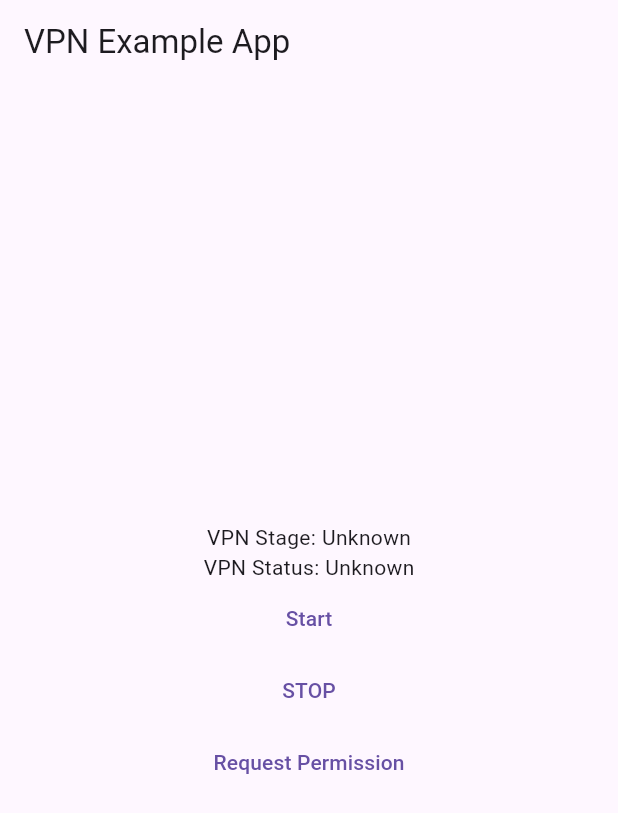
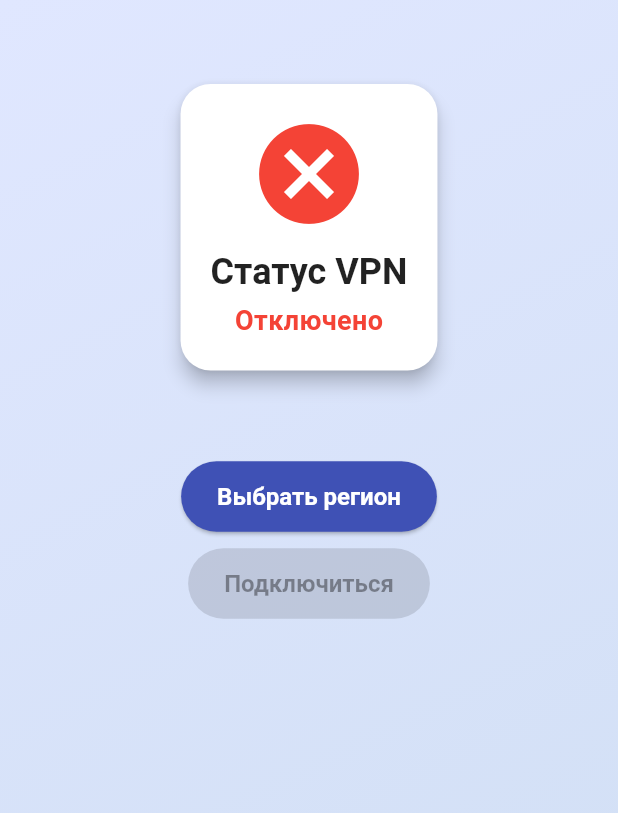
Before and after one commit to SidorinSergei/vpn, a Flutter app: the screen it shows after launch, on a phone screen of 412 x 824 dp. Shown: the top 813 px of the screen. Run offline on Flutter 3.47's test engine with Material 3 defaults, Android fonts, the phone set to English and light mode, and no system bars; our stand-ins replace flutter_spinkit; missing offline and left inert: openvpn_flutter.

Commit message:
application release

```diff
--- a/lib/main.dart
+++ b/lib/main.dart
@@ -1,122 +1,68 @@
-import 'dart:io';
 import 'package:flutter/material.dart';
-import 'dart:async';
-import 'package:flutter/services.dart';
-import 'package:openvpn_flutter/openvpn_flutter.dart';
+import 'package:provider/provider.dart';
+import 'providers/vpn_provider.dart';
+import 'views/home_screen.dart';
 
 void main() {
-  runApp(const MyApp());
+  runApp(
+    MultiProvider(
+      providers: [
+        ChangeNotifierProvider(create: (_) => VPNProvider()),
+      ],
+      child: const MyApp(),
+    ),
+  );
 }
 
-class MyApp extends StatefulWidget {
+class MyApp extends StatelessWidget {
   const MyApp({Key? key}) : super(key: key);
 
-  @override
-  State<MyApp> createState() => _MyAppState();
-}
-
-class _MyAppState extends State<MyApp> {
-  late OpenVPN engine;
-  VpnStatus? status;
-  String? stage;
-  bool _granted = false;
-
-  @override
-  void initState() {
-    super.initState();
-    engine = OpenVPN(
-      onVpnStatusChanged: (data) {
-        print("VPN Status: ${data?.toJson()}");
-        setState(() {
-          status = data;
-        });
-      },
-      onVpnStageChanged: (data, raw) {
-        print("VPN Stage Changed: $data | Raw: $raw");
-        setState(() {
-          stage = raw;
-        });
-      },
+  ThemeData _buildTheme() {
+    return ThemeData(
+      colorScheme: ColorScheme.fromSwatch(primarySwatch: Colors.indigo)
+          .copyWith(secondary: Colors.tealAccent),
+      scaffoldBackgroundColor: const Color(0xFFE0E7FF),
+      appBarTheme: const AppBarTheme(
+        backgroundColor: Colors.indigo,
+        centerTitle: true,
+        elevation: 0,
+        titleTextStyle: TextStyle(
+          color: Colors.white,
+          fontSize: 22,
+          fontWeight: FontWeight.bold,
+        ),
+        iconTheme: IconThemeData(color: Colors.white),
+      ),
+      elevatedButtonTheme: ElevatedButtonThemeData(
+        style: ElevatedButton.styleFrom(
+          backgroundColor: Colors.indigo,
+          foregroundColor: Colors.white,
+          textStyle: const TextStyle(fontSize: 16, fontWeight: FontWeight.w600),
+          shape: RoundedRectangleBorder(borderRadius: BorderRadius.circular(12)),
+          padding: const EdgeInsets.symmetric(horizontal: 24, vertical: 16),
+        ),
+      ),
+      cardTheme: CardTheme(
+        shape: RoundedRectangleBorder(borderRadius: BorderRadius.circular(20)),
+        elevation: 5,
+        margin: const EdgeInsets.symmetric(vertical: 10, horizontal: 16),
+        color: Colors.white,
+      ),
+      textTheme: const TextTheme(
+        headline6: TextStyle(fontSize: 24, fontWeight: FontWeight.bold, color: Colors.black87),
+        bodyText2: TextStyle(fontSize: 16, color: Colors.black54),
+        button: TextStyle(fontSize: 16, fontWeight: FontWeight.bold),
+      ),
     );
-
-    engine.initialize(
-      groupIdentifier: "group.com.example.vpn",
-      providerBundleIdentifier: "com.example.vpn",
-      localizedDescription: "VPN Connection",
-      lastStage: (stage) {
-        setState(() {
-          this.stage = stage.name;
-        });
-      },
-      lastStatus: (status) {
-        setState(() {
-          this.status = status;
-        });
-      },
-    );
-  }
-
-  Future<void> initPlatformState() async {
-    try {
-      print("Loading VPN configuration...");
-      String config = await rootBundle.loadString('assets/ovpn_configs/nl-free-91.protonvpn.tcp.ovpn');
-
-      print("Starting VPN connection...");
-      await engine.connect(
-        config,
-        "VPN Server",
-        username: "xBb3HB9o0uJpuN4J",
-        password: "rbF6tmu4RCXxpUEBCcFHNgoPMmc4c2hX",
-        certIsRequired: true,
-      );
-      print("VPN connection started.");
-    } catch (e) {
-      print("Error during VPN connection: $e");
-    }
   }
 
   @override
   Widget build(BuildContext context) {
     return MaterialApp(
-      home: Scaffold(
-        appBar: AppBar(
-          title: const Text('VPN Example App'),
-        ),
-        body: Center(
-          child: Column(
-            mainAxisSize: MainAxisSize.min,
-            children: [
-              Text("VPN Stage: ${stage ?? 'Unknown'}"),
-              Text("VPN Status: ${status?.toJson().toString() ?? 'Unknown'}"),
-              TextButton(
-                child: const Text("Start"),
-                onPressed: () {
-                  print("Start button pressed.");
-                  initPlatformState();
-                },
-              ),
-              TextButton(
-                child: const Text("STOP"),
-                onPressed: () {
-                  print("VPN Disconnecting...");
-                  engine.disconnect();
-                },
-              ),
-              if (Platform.isAndroid)
-                TextButton(
-                  child: Text(_granted ? "Granted" : "Request Permission"),
-                  onPressed: () {
-                    engine.requestPermissionAndroid().then((value) {
-                      setState(() {
-                        _granted = value;
-                      });
-                    });
-                  },
-                ),
-            ],
-          ),
-        ),
-      ),
+      title: 'Братский VPN',
+      theme: _buildTheme(),
+      home: const HomeScreen(),
+      debugShowCheckedModeBanner: false,
     );
   }
 }
--- a/lib/models/country.dart
+++ b/lib/models/country.dart
@@ -0,0 +1,11 @@
+class Country{
+  final String name;
+  final String flag;
+  final String ovpnFile;
+
+  Country({
+    required this.name,
+    required this.flag,
+    required this.ovpnFile
+  });
+}
--- a/lib/providers/vpn_provider.dart
+++ b/lib/providers/vpn_provider.dart
@@ -0,0 +1,94 @@
+import 'dart:async';
+import 'package:flutter/services.dart';
+import 'package:flutter/material.dart';
+import 'package:openvpn_flutter/openvpn_flutter.dart';
+import '../models/country.dart';
+
+enum AppVpnStatus {
+  connected,
+  disconnected,
+  connecting,
+  unknown,
+}
+
+class VPNProvider extends ChangeNotifier {
+  late OpenVPN _engine;
+  AppVpnStatus _status = AppVpnStatus.disconnected;
+  String? _stage;
+  Country? _selectedCountry;
+
+  AppVpnStatus get status => _status;
+  String? get stage => _stage;
+  Country? get selectedCountry => _selectedCountry;
+
+  VPNProvider() {
+    _initVPN();
+  }
+
+  void _initVPN() {
+    _engine = OpenVPN(
+      onVpnStageChanged: (data, raw) {
+        _stage = raw;
+        switch (_stage) {
+          case 'noprocess':
+          case 'vpn_generate_config':
+          case 'tcp_connect':
+          case 'wait_connection':
+          case 'authenticating':
+          case 'get_config':
+            _status = AppVpnStatus.connecting;
+            break;
+          case 'assign_ip':
+          case 'connected':
+            _status = AppVpnStatus.connected;
+            break;
+          case 'disconnected':
+            _status = AppVpnStatus.disconnected;
+            break;
+          default:
+            _status = AppVpnStatus.unknown;
+        }
+
+        notifyListeners();
+      },
+    );
+
+    _engine.initialize(
+      groupIdentifier: "group.com.example.vpn",
+      providerBundleIdentifier: "com.example.vpn",
+      localizedDescription: "VPN Connection",
+    );
+  }
+
+  Future<void> connectToVPN(String ovpnFile, String userName, String password) async {
+    try {
+      String config = await rootBundle.loadString(ovpnFile);
+      _status = AppVpnStatus.connecting;
+      notifyListeners();
+      await _engine.connect(
+        config,
+        'VPN Server',
+        username: userName,
+        password: password,
+        certIsRequired: true,
+      );
+      // Статус обновляется через onVpnStageChanged
+    } catch (e) {
+      print('Error connection to VPN: $e');
+      _status = AppVpnStatus.unknown;
+      notifyListeners();
+    }
+  }
+
+  void disconnectVPN() {
+    _engine.disconnect();
+    _status = AppVpnStatus.disconnected;
+    _selectedCountry = null;
+    notifyListeners();
+  }
+
+  void selectCountry(Country country) {
+    _selectedCountry = country;
+    notifyListeners();
+  }
+}
--- a/lib/views/home_screen.dart
+++ b/lib/views/home_screen.dart
@@ -0,0 +1,201 @@
+import 'package:flutter/material.dart';
+import 'package:provider/provider.dart';
+import '../providers/vpn_provider.dart';
+import '../views/country_list_screen.dart';
+import 'package:flutter_spinkit/flutter_spinkit.dart';
+
+class HomeScreen extends StatelessWidget {
+  const HomeScreen({Key? key}) : super(key: key);
+
+  Widget _buildStatusSection(BuildContext context, VPNProvider vpnProvider) {
+    Color statusColor;
+    String statusText;
+    Widget statusIcon;
+
+    switch (vpnProvider.status) {
+      case AppVpnStatus.connected:
+        statusColor = Colors.green;
+        statusText = 'Подключено';
+        statusIcon = Icon(
+          Icons.check_circle,
+          color: statusColor,
+          size: 80,
+        );
+        break;
+      case AppVpnStatus.disconnected:
+        statusColor = Colors.red;
+        statusText = 'Отключено';
+        statusIcon = Icon(
+          Icons.cancel,
+          color: statusColor,
+          size: 80,
+        );
+        break;
+      case AppVpnStatus.connecting:
+        statusColor = Colors.orange;
+        statusText = 'Подключение...';
+        statusIcon = const SpinKitFadingCircle(
+          color: Colors.orange,
+          size: 80.0,
+        );
+        break;
+      default:
+        statusColor = Colors.grey;
+        statusText = 'Неизвестно';
+        statusIcon = Icon(
+          Icons.help_outline,
+          color: statusColor,
+          size: 80,
+        );
+    }
+
+    return Card(
+      shape: RoundedRectangleBorder(borderRadius: BorderRadius.circular(20)),
+      color: Colors.white,
+      elevation: 5,
+      child: Padding(
+        padding: const EdgeInsets.all(20.0),
+        child: Column(
+          children: [
+            statusIcon,
+            const SizedBox(height: 10),
+            Text(
+              'Статус VPN',
+              style: Theme.of(context).textTheme.headline6,
+            ),
+            const SizedBox(height: 5),
+            Text(
+              statusText,
+              style: TextStyle(
+                fontSize: 18,
+                color: statusColor,
+                fontWeight: FontWeight.w600,
+              ),
+            ),
+          ],
+        ),
+      ),
+    );
+  }
+
+  Widget _buildSelectedServer(BuildContext context, VPNProvider vpnProvider) {
+    if (vpnProvider.selectedCountry == null) {
+      return const SizedBox.shrink();
+    }
+
+    return Card(
+      shape: RoundedRectangleBorder(borderRadius: BorderRadius.circular(15)),
+      elevation: 3,
+      margin: const EdgeInsets.symmetric(horizontal: 16, vertical: 10),
+      child: ListTile(
+        leading: Image.asset(
+          vpnProvider.selectedCountry!.flag,
+          width: 50,
+          height: 50,
+          fit: BoxFit.contain,
+        ),
+        title: Text(
+          vpnProvider.selectedCountry!.name,
+          style: const TextStyle(fontSize: 18, fontWeight: FontWeight.bold),
+        ),
+        subtitle: const Text('Сервер выбран'),
+      ),
+    );
+  }
+
+  Widget _buildActionButtons(BuildContext context, VPNProvider vpnProvider) {
+    return Column(
+      children: [
+        ElevatedButton(
+          onPressed: () {
+            Navigator.push(
+              context,
+              MaterialPageRoute(builder: (context) =>  CountryListScreen()),
+            );
+          },
+          style: ElevatedButton.styleFrom(
+            padding: const EdgeInsets.symmetric(horizontal: 24, vertical: 14),
+            shape: RoundedRectangleBorder(borderRadius: BorderRadius.circular(30)),
+            backgroundColor: Colors.indigo,
+          ),
+          child: const Text('Выбрать регион'),
+        ),
+        const SizedBox(height: 10),
+        vpnProvider.status == AppVpnStatus.connected
+            ? ElevatedButton(
+          onPressed: () {
+            vpnProvider.disconnectVPN();
+          },
+          style: ElevatedButton.styleFrom(
+            backgroundColor: Colors.redAccent,
+            padding: const EdgeInsets.symmetric(horizontal: 24, vertical: 14),
+            shape: RoundedRectangleBorder(borderRadius: BorderRadius.circular(30)),
+          ),
+          child: const Text('Отключиться'),
+        )
+            : ElevatedButton(
+          onPressed: vpnProvider.selectedCountry != null &&
+              vpnProvider.status != AppVpnStatus.connecting
+              ? () async {
+            await vpnProvider.connectToVPN(
+              vpnProvider.selectedCountry!.ovpnFile,
+              'xBb3HB9o0uJpuN4J',
+              'rbF6tmu4RCXxpUEBCcFHNgoPMmc4c2hX',
+            );
+          }
+              : null,
+          style: ElevatedButton.styleFrom(
+            backgroundColor: Colors.green,
+            padding: const EdgeInsets.symmetric(horizontal: 24, vertical: 14),
+            shape: RoundedRectangleBorder(borderRadius: BorderRadius.circular(30)),
+          ),
+          child: const Text('Подключиться'),
+        ),
+      ],
+    );
+  }
+
+  @override
+  Widget build(BuildContext context) {
+    return Scaffold(
+      body: Container(
+        width: double.infinity,
+        height: double.infinity,
+        decoration: const BoxDecoration(
+          gradient: LinearGradient(
+            colors: [Color(0xFFE0E7FF), Color(0xFFCFDEF3)],
+            begin: Alignment.topLeft,
+            end: Alignment.bottomRight,
+          ),
+        ),
+        child: SafeArea(
+          child: Consumer<VPNProvider>(
+            builder: (context, vpnProvider, child) {
+              return Column(
+                children: [
+                  Expanded(
+                    child: SingleChildScrollView(
+                      child: Padding(
+                        padding: const EdgeInsets.all(16.0),
+                        child: Column(
+                          children: [
+                            const SizedBox(height: 30),
+                            _buildStatusSection(context, vpnProvider),
+                            const SizedBox(height: 30),
+                            _buildSelectedServer(context, vpnProvider),
+                            const SizedBox(height: 20),
+                            _buildActionButtons(context, vpnProvider),
+                          ],
+                        ),
+                      ),
+                    ),
+                  ),
+                ],
+              );
+            },
+          ),
+        ),
+      ),
+    );
+  }
+}
```
Also changed, not shown: lib/views/country_list_screen.dart (+49 -0 lines), lib/widgets/country_item.dart (+89 -0 lines), pubspec.yaml (+12 -1 lines), pubspec.lock, 7 other files.
